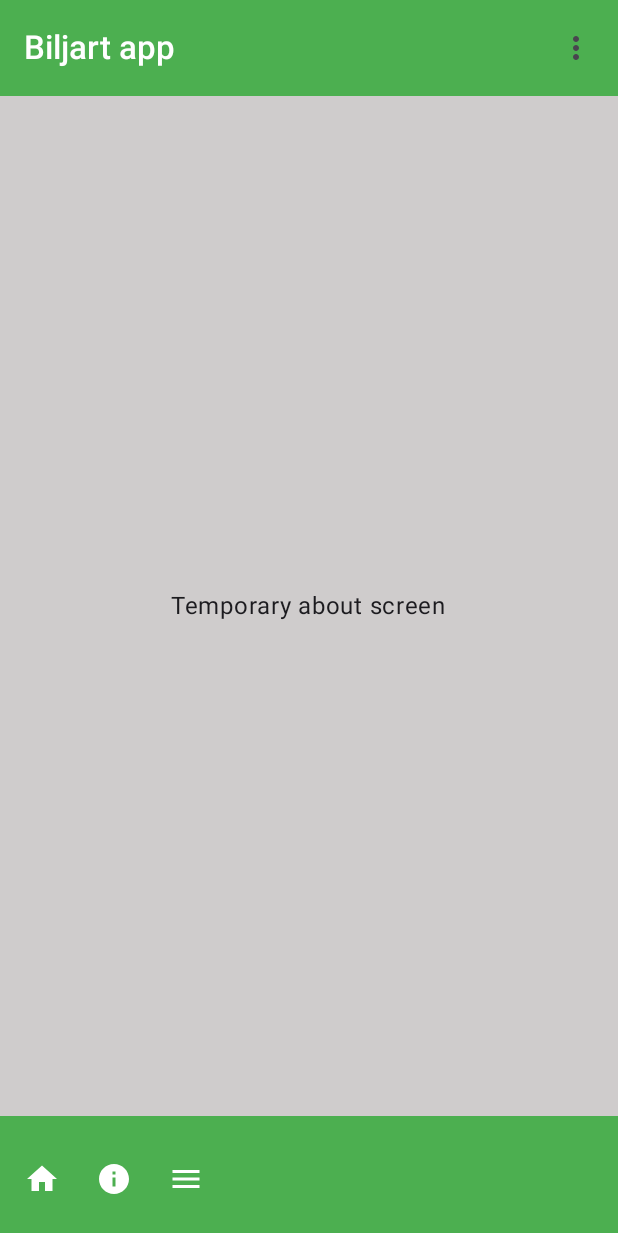
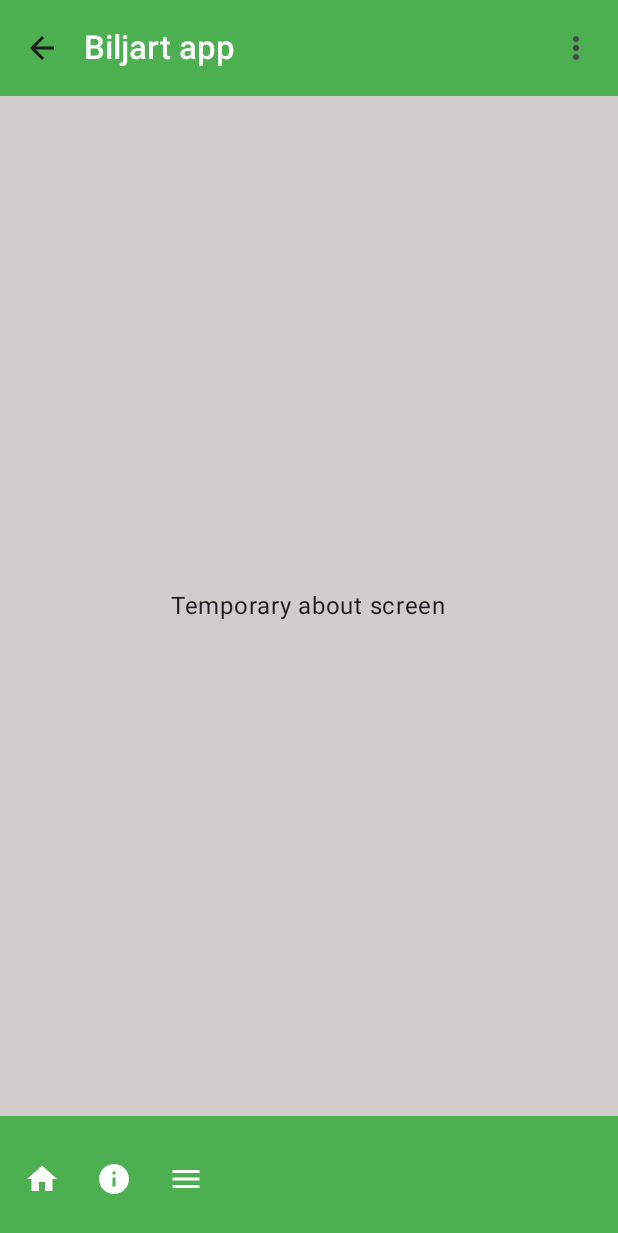
Before and after one commit to dvalcken/BiljartAndroid, an Android app built with Jetpack Compose: the screen it shows after launch (MainActivity), after a tap on "About", on a phone screen of 412 x 824 dp. Shown: the top 1233 px of the screen. Run offline under Robolectric (Android 15) with nearby library versions, the phone set to English and light mode, and no system bars.

Commit message:
Back arrow in TopAppBar

```diff
--- a/app/src/main/java/com/example/biljart/MainActivity.kt
+++ b/app/src/main/java/com/example/biljart/MainActivity.kt
@@ -7,7 +7,12 @@ import androidx.compose.foundation.layout.Arrangement
 import androidx.compose.foundation.layout.Column
 import androidx.compose.foundation.layout.fillMaxSize
 import androidx.compose.foundation.layout.padding
+import androidx.compose.material.icons.Icons
+import androidx.compose.material.icons.filled.ArrowBack
+import androidx.compose.material.icons.filled.Home
 import androidx.compose.material3.ExperimentalMaterial3Api
+import androidx.compose.material3.Icon
+import androidx.compose.material3.IconButton
 import androidx.compose.material3.MaterialTheme
 import androidx.compose.material3.Scaffold
 import androidx.compose.material3.Surface
@@ -21,6 +26,7 @@ import androidx.compose.ui.Alignment
 import androidx.compose.ui.Modifier
 import androidx.navigation.compose.NavHost
 import androidx.navigation.compose.composable
+import androidx.navigation.compose.currentBackStackEntryAsState
 import androidx.navigation.compose.rememberNavController
 import com.example.biljart.ui.theme.BilliardTheme
 
@@ -56,7 +62,22 @@ fun BilliardApp(toggleTheme: () -> Unit, appName: String) {
     val navController = rememberNavController() // hoisted the scope via ctrl+alt+v (lesson 3, 1:38:10)
     Scaffold(
         topBar = {
-            MyTopAppBar(appName, toggleTheme)
+            MyTopAppBar(
+                appName,
+                toggleTheme,
+            ) {
+                val currentBackStackEntry by navController.currentBackStackEntryAsState() // lesson 3, 1:55:00
+                val isStartDestination = currentBackStackEntry?.destination?.route == Destinations.Home.name
+                if (isStartDestination) {
+                    IconButton(onClick = { /* do nothing for now */ }) {
+                        Icon(Icons.Filled.Home, contentDescription = "Home")
+                    }
+                } else {
+                    IconButton(onClick = { navController.popBackStack() }) { // onUp function for the back icon
+                        Icon(Icons.Filled.ArrowBack, contentDescription = "Back")
+                    }
+                }
+            }
         },
         bottomBar = {
             MyBottomAppBar(
--- a/app/src/main/java/com/example/biljart/MyTopAppBar.kt
+++ b/app/src/main/java/com/example/biljart/MyTopAppBar.kt
@@ -3,6 +3,7 @@ package com.example.biljart
 import androidx.compose.foundation.layout.Box
 import androidx.compose.foundation.layout.padding
 import androidx.compose.material.icons.Icons
+import androidx.compose.material.icons.filled.ArrowBack
 import androidx.compose.material.icons.filled.Brightness4
 import androidx.compose.material.icons.filled.MoreVert
 import androidx.compose.material3.DropdownMenu
@@ -25,11 +26,16 @@ import com.example.biljart.ui.theme.BilliardTheme
 
 @Composable
 @OptIn(ExperimentalMaterial3Api::class)
-fun MyTopAppBar(appName: String, toggleTheme: () -> Unit) {
+fun MyTopAppBar(
+    appName: String,
+    toggleTheme: () -> Unit,
+    navigationIcon: @Composable () -> Unit,
+) {
     val expanded = remember { mutableStateOf(false) }
 
     TopAppBar(
         title = { Text(appName) },
+        navigationIcon = navigationIcon,
         actions = {
             // show three dots icon to open the menu
             IconButton(onClick = { expanded.value = true }) {
@@ -75,7 +81,11 @@ fun MyTopAppBarPreview() {
     BilliardTheme(darkTheme = false) {
         Surface(color = MaterialTheme.colorScheme.background) {
             Box {
-                MyTopAppBar(appName = "Biljart app", toggleTheme = {})
+                MyTopAppBar(appName = "Biljart app", toggleTheme = {}) {
+                    IconButton(onClick = { /*TODO*/ }) {
+                        Icon(Icons.Filled.ArrowBack, contentDescription = "Home")
+                    }
+                }
             }
         }
     }
```
